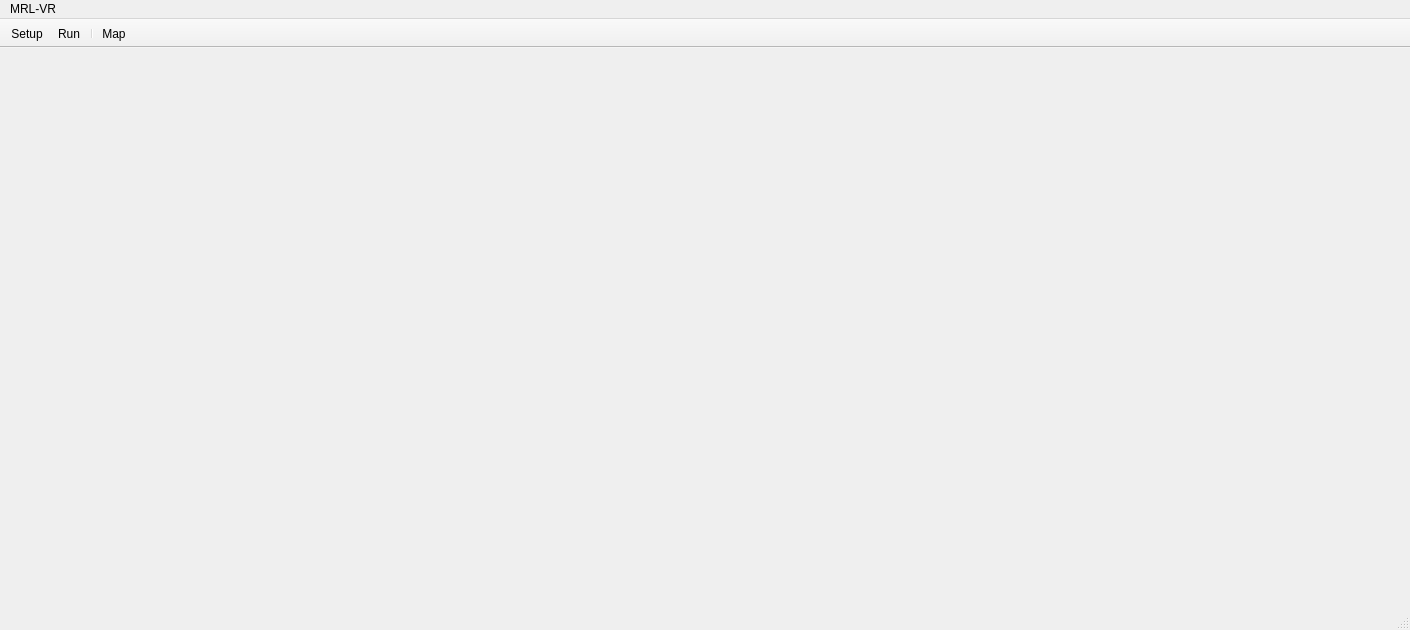
First picture: the form in src/mrl_base/forms/mainwindow.ui, repository mssalamati/MRL-VR-BaseCode, before the edit.
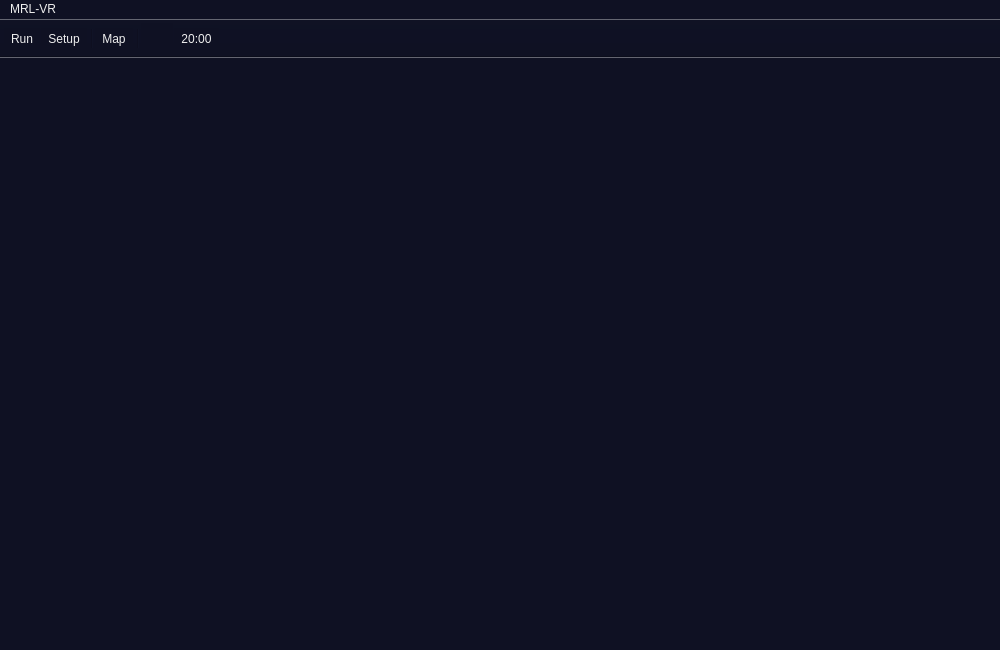
Second picture: the form after the edit. Icons and pictures are not drawn.

Patch:
```diff
--- a/src/mrl_base/forms/mainwindow.ui
+++ b/src/mrl_base/forms/mainwindow.ui
@@ -6,20 +6,39 @@
    <rect>
     <x>0</x>
     <y>0</y>
-    <width>1410</width>
-    <height>630</height>
+    <width>1000</width>
+    <height>650</height>
    </rect>
   </property>
+  <property name="minimumSize">
+   <size>
+    <width>1000</width>
+    <height>650</height>
+   </size>
+  </property>
+  <property name="maximumSize">
+   <size>
+    <width>1000</width>
+    <height>650</height>
+   </size>
+  </property>
   <property name="windowTitle">
    <string>MRLVR</string>
   </property>
+  <property name="autoFillBackground">
+   <bool>false</bool>
+  </property>
+  <property name="styleSheet">
+   <string notr="true">background: rgb(15, 17, 35);
+color: #eee</string>
+  </property>
   <widget class="QWidget" name="centralWidget"/>
   <widget class="QMenuBar" name="menuBar">
    <property name="geometry">
     <rect>
      <x>0</x>
      <y>0</y>
-     <width>1410</width>
+     <width>1000</width>
      <height>25</height>
     </rect>
    </property>
@@ -44,12 +63,14 @@
    <attribute name="toolBarBreak">
     <bool>false</bool>
    </attribute>
-   <addaction name="actionSetup_New_Run"/>
    <addaction name="actionRun"/>
+   <addaction name="actionSetup_New_Run"/>
    <addaction name="separator"/>
    <addaction name="actionMap"/>
+   <addaction name="separator"/>
+   <addaction name="actionTimerStop"/>
+   <addaction name="actionTimerPlay"/>
   </widget>
-  <widget class="QStatusBar" name="statusBar"/>
   <action name="actionSetup_New_Run">
    <property name="icon">
     <iconset resource="../resources/mrlres.qrc">
@@ -89,6 +110,30 @@
     <string>show Map</string>
    </property>
   </action>
+  <action name="actionTimerPlay">
+   <property name="icon">
+    <iconset resource="../resources/mrlres.qrc">
+     <normaloff>:/images/play.png</normaloff>:/images/play.png</iconset>
+   </property>
+   <property name="text">
+    <string>20:00</string>
+   </property>
+   <property name="toolTip">
+    <string>⏯</string>
+   </property>
+   <property name="shortcut">
+    <string>Space</string>
+   </property>
+  </action>
+  <action name="actionTimerStop">
+   <property name="icon">
+    <iconset resource="../resources/mrlres.qrc">
+     <normaloff>:/images/stop.png</normaloff>:/images/stop.png</iconset>
+   </property>
+   <property name="text">
+    <string> </string>
+   </property>
+  </action>
  </widget>
  <layoutdefault spacing="6" margin="11"/>
  <resources>
```
